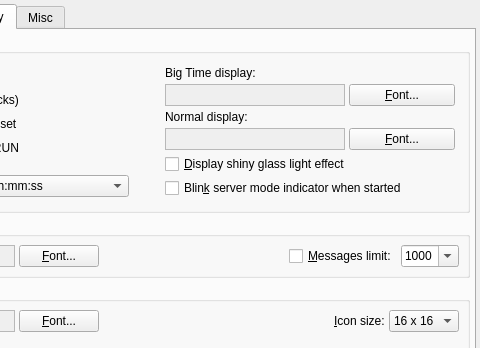
Before: the Qt Designer form src/qjackctlSetupForm.ui in eurogiciel-oss/qjackctl, drawn with Qt 5; both pictures show x 186 to 666 and y 0 to 348 of the 666 by 539 pixel window.
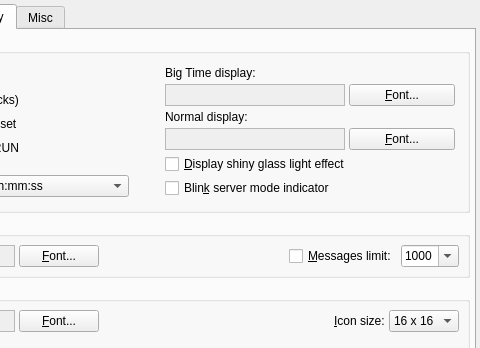
After: the same form once the commit is applied. The open tabs and pages were chosen to show the change. Icons and pictures are not drawn.

Commit message: - Shorter display-blink checkbox label on setup dialog.

The edit to the form file:
```diff
--- a/src/qjackctlSetupForm.ui
+++ b/src/qjackctlSetupForm.ui
@@ -3102,7 +3102,7 @@
                <string>Whether to enable blinking (flashing) of the server mode (RT) indicator</string>
               </property>
               <property name="text" >
-               <string>Blin&amp;k server mode indicator when started</string>
+               <string>Blin&amp;k server mode indicator</string>
               </property>
               <property name="shortcut" >
                <string>Alt+K</string>
```
The commit also changes 2 other files.
